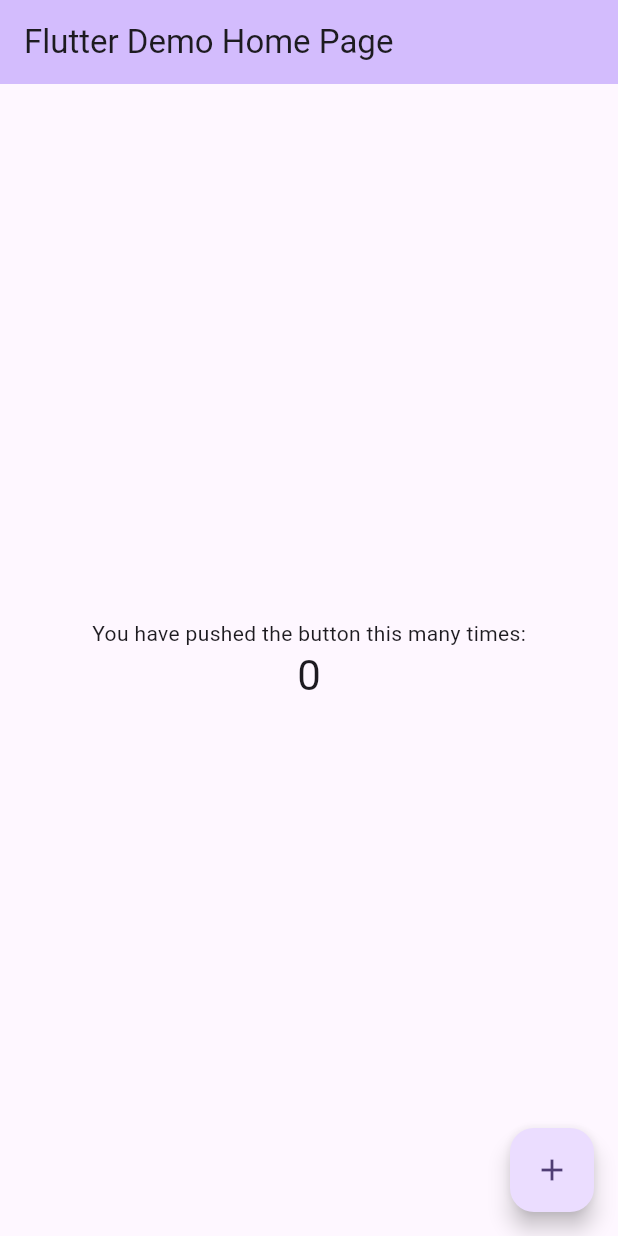
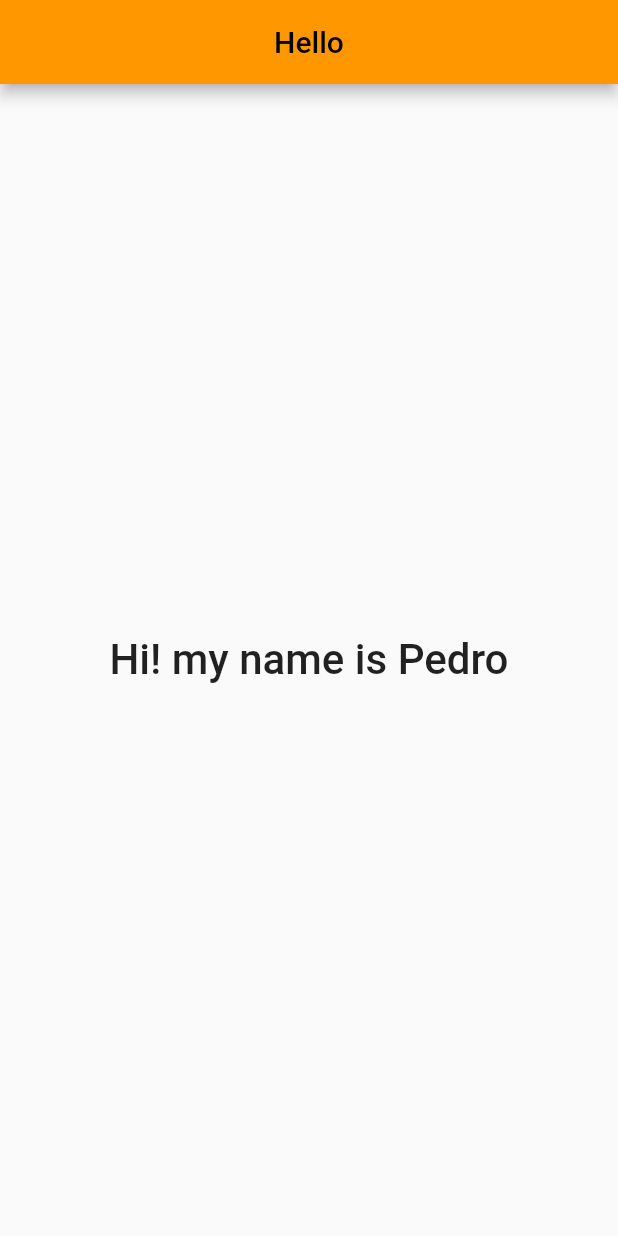
Before and after one commit to Pedro-M-25/ES_Pedro_Magalhaes-TPC_3, a Flutter app: the screen it shows after launch, on a phone screen of 412 x 824 dp. Run offline on Flutter 3.47's test engine with Material 3 defaults, Android fonts, the phone set to English and light mode, and no system bars.

Commit message:
Add APP (main.dart)

```diff
--- a/lib/main.dart
+++ b/lib/main.dart
@@ -1,122 +1,74 @@
 import 'package:flutter/material.dart';
 
+const String name = 'Pedro';
+
 void main() {
-  runApp(const MyApp());
+  runApp(const HelloNameApp());
 }
 
-class MyApp extends StatelessWidget {
-  const MyApp({super.key});
+class HelloNameApp extends StatelessWidget {
 
-  // This widget is the root of your application.
-  @override
-  Widget build(BuildContext context) {
-    return MaterialApp(
-      title: 'Flutter Demo',
-      theme: ThemeData(
-        // This is the theme of your application.
-        //
-        // TRY THIS: Try running your application with "flutter run". You'll see
-        // the application has a purple toolbar. Then, without quitting the app,
-        // try changing the seedColor in the colorScheme below to Colors.green
-        // and then invoke "hot reload" (save your changes or press the "hot
-        // reload" button in a Flutter-supported IDE, or press "r" if you used
-        // the command line to start the app).
-        //
-        // Notice that the counter didn't reset back to zero; the application
-        // state is not lost during the reload. To reset the state, use hot
-        // restart instead.
-        //
-        // This works for code too, not just values: Most code changes can be
-        // tested with just a hot reload.
-        colorScheme: .fromSeed(seedColor: Colors.deepPurple),
-      ),
-      home: const MyHomePage(title: 'Flutter Demo Home Page'),
-    );
-  }
-}
+  const HelloNameApp({Key? key}) : super(key: key);
 
-class MyHomePage extends StatefulWidget {
-  const MyHomePage({super.key, required this.title});
-
-  // This widget is the home page of your application. It is stateful, meaning
-  // that it has a State object (defined below) that contains fields that affect
-  // how it looks.
-
-  // This class is the configuration for the state. It holds the values (in this
-  // case the title) provided by the parent (in this case the App widget) and
-  // used by the build method of the State. Fields in a Widget subclass are
-  // always marked "final".
-
-  final String title;
-
-  @override
-  State<MyHomePage> createState() => _MyHomePageState();
-}
-
-class _MyHomePageState extends State<MyHomePage> {
-  int _counter = 0;
-
-  void _incrementCounter() {
-    setState(() {
-      // This call to setState tells the Flutter framework that something has
-      // changed in this State, which causes it to rerun the build method below
-      // so that the display can reflect the updated values. If we changed
-      // _counter without calling setState(), then the build method would not be
-      // called again, and so nothing would appear to happen.
-      _counter++;
-    });
-  }
 
   @override
   Widget build(BuildContext context) {
-    // This method is rerun every time setState is called, for instance as done
-    // by the _incrementCounter method above.
-    //
-    // The Flutter framework has been optimized to make rerunning build methods
-    // fast, so that you can just rebuild anything that needs updating rather
-    // than having to individually change instances of widgets.
+
+    return MaterialApp(
+
+      title: 'Hello Name App',
+
+      debugShowCheckedModeBanner: false,
+
+      theme: ThemeData(
+        useMaterial3: false,
+        primarySwatch: Colors.orange,
+      ),
+
+      home: const HelloNameHome(),
+
+    );
+
+  }
+
+}
+
+class HelloNameHome extends StatelessWidget {
+
+  const HelloNameHome({Key? key}) : super(key: key);
+
+
+  @override
+  Widget build(BuildContext context) {
+
+    final String greeting = 'Hi! my name is $name';
+
     return Scaffold(
+
       appBar: AppBar(
-        // TRY THIS: Try changing the color here to a specific color (to
-        // Colors.amber, perhaps?) and trigger a hot reload to see the AppBar
-        // change color while the other colors stay the same.
-        backgroundColor: Theme.of(context).colorScheme.inversePrimary,
-        // Here we take the value from the MyHomePage object that was created by
-        // the App.build method, and use it to set our appbar title.
-        title: Text(widget.title),
+        title: const Text('Hello'),
+        centerTitle: true,
       ),
+
       body: Center(
-        // Center is a layout widget. It takes a single child and positions it
-        // in the middle of the parent.
-        child: Column(
-          // Column is also a layout widget. It takes a list of children and
-          // arranges them vertically. By default, it sizes itself to fit its
-          // children horizontally, and tries to be as tall as its parent.
-          //
-          // Column has various properties to control how it sizes itself and
-          // how it positions its children. Here we use mainAxisAlignment to
-          // center the children vertically; the main axis here is the vertical
-          // axis because Columns are vertical (the cross axis would be
-          // horizontal).
-          //
-          // TRY THIS: Invoke "debug painting" (choose the "Toggle Debug Paint"
-          // action in the IDE, or press "p" in the console), to see the
-          // wireframe for each widget.
-          mainAxisAlignment: .center,
-          children: [
-            const Text('You have pushed the button this many times:'),
-            Text(
-              '$_counter',
-              style: Theme.of(context).textTheme.headlineMedium,
-            ),
-          ],
+
+        child: Text(
+
+          greeting,
+
+          style: const TextStyle(
+            fontSize: 28,
+            fontWeight: FontWeight.w500,
+          ),
+
+          textAlign: TextAlign.center,
+
         ),
+
       ),
-      floatingActionButton: FloatingActionButton(
-        onPressed: _incrementCounter,
-        tooltip: 'Increment',
-        child: const Icon(Icons.add),
-      ),
+
     );
+
   }
+
 }
```
